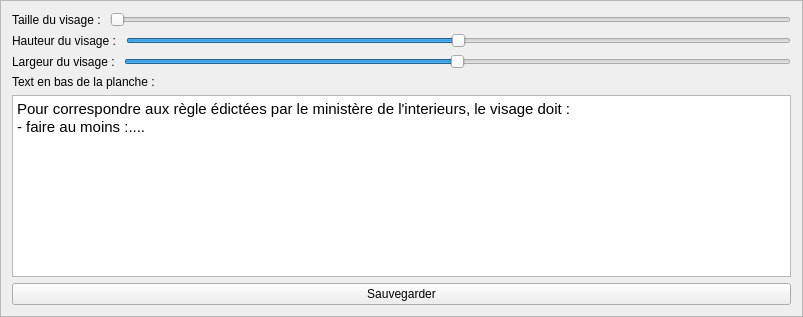
Before: the Qt Designer form conceptionplanche.ui in clement-roblot/generateur-de-photo-identite, drawn with Qt 5.
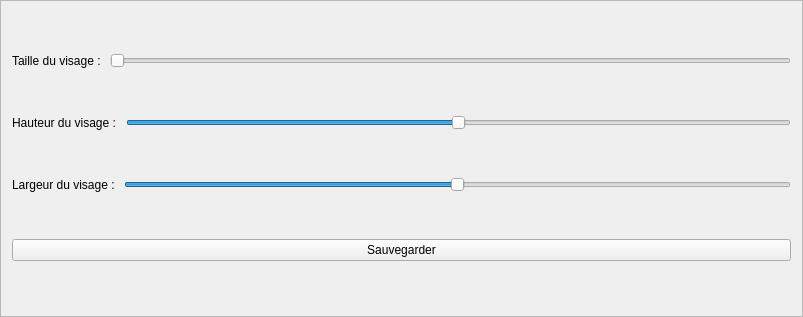
After: the same form once the commit is applied.

Commit message: Abandon de l'idée du text en bas de la plaquette.

```diff
--- a/conceptionplanche.ui
+++ b/conceptionplanche.ui
@@ -100,25 +100,6 @@
        </item>
       </layout>
      </item>
-     <item>
-      <widget class="QLabel" name="label_4">
-       <property name="text">
-        <string>Text en bas de la planche : </string>
-       </property>
-      </widget>
-     </item>
-     <item>
-      <widget class="QTextEdit" name="textEnBas">
-       <property name="html">
-        <string>&lt;!DOCTYPE HTML PUBLIC &quot;-//W3C//DTD HTML 4.0//EN&quot; &quot;http://www.w3.org/TR/REC-html40/strict.dtd&quot;&gt;
-&lt;html&gt;&lt;head&gt;&lt;meta name=&quot;qrichtext&quot; content=&quot;1&quot; /&gt;&lt;style type=&quot;text/css&quot;&gt;
-p, li { white-space: pre-wrap; }
-&lt;/style&gt;&lt;/head&gt;&lt;body style=&quot; font-family:'Ubuntu'; font-size:11pt; font-weight:400; font-style:normal;&quot;&gt;
-&lt;p style=&quot; margin-top:0px; margin-bottom:0px; margin-left:0px; margin-right:0px; -qt-block-indent:0; text-indent:0px;&quot;&gt;Pour correspondre aux règle édictées par le ministère de l'interieurs, le visage doit :&lt;/p&gt;
-&lt;p style=&quot; margin-top:0px; margin-bottom:0px; margin-left:0px; margin-right:0px; -qt-block-indent:0; text-indent:0px;&quot;&gt;- faire au moins :....&lt;/p&gt;&lt;/body&gt;&lt;/html&gt;</string>
-       </property>
-      </widget>
-     </item>
      <item>
       <widget class="QPushButton" name="boutonSauvegarder">
        <property name="text">
```
The commit also changes 2 other files.
